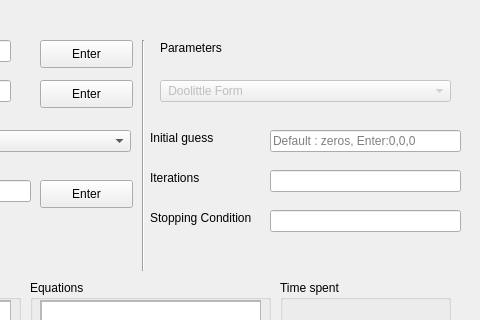
This is test.ui in Ali-El-Deen575/Solving-Linear-Equations as Qt 5 draws it before an edit; both pictures show x 320 to 800 and y 0 to 320 of the 800 by 600 pixel window. The edited form follows.
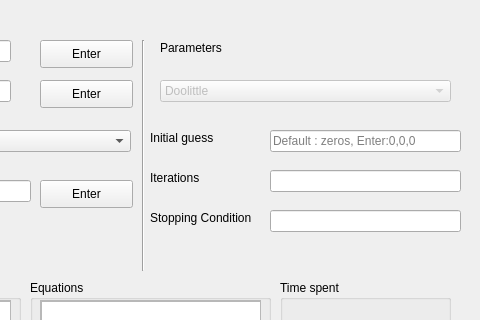
This is the edited form.

```diff
--- a/test.ui
+++ b/test.ui
@@ -196,7 +196,7 @@
     </property>
     <item>
      <property name="text">
-      <string> Doolittle Form</string>
+      <string>Doolittle</string>
      </property>
     </item>
     <item>
```
Left out of the diff: 4 changed lines with no effect on the pictures.
